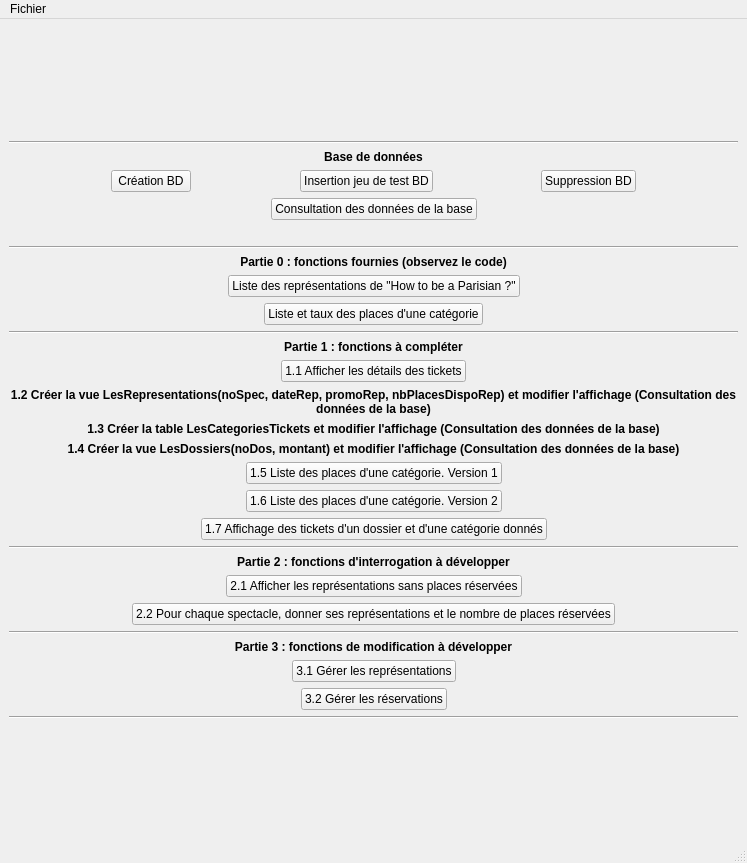
Above: gui/mainWindow.ui from charlie38/theatre_L3 before the change. Below: the same form after it.
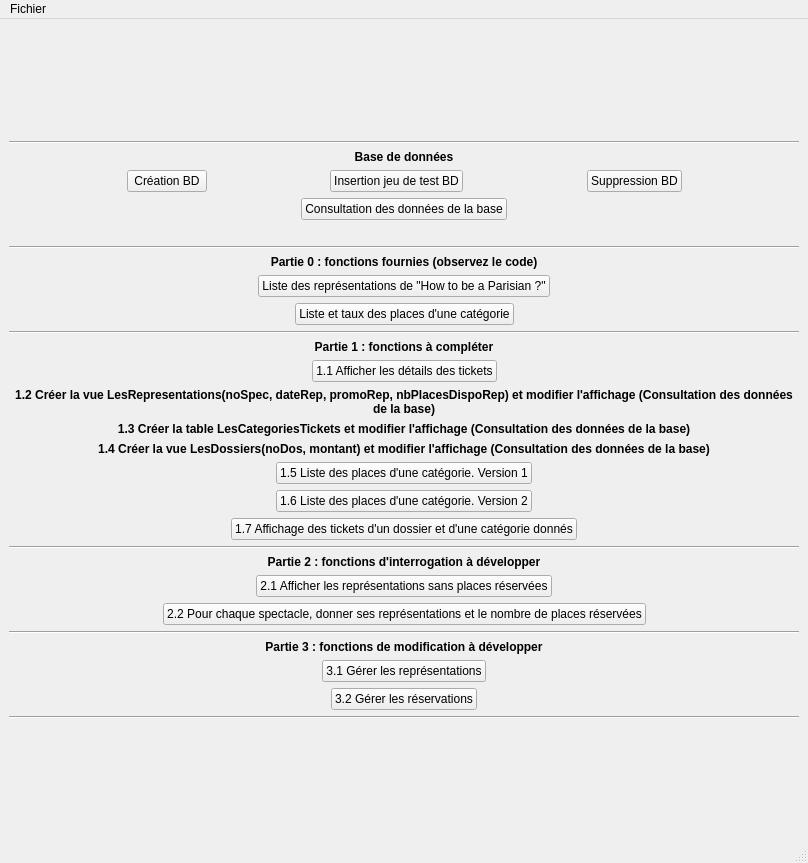
That is the form after the change.

What changed in the file:
```diff
--- a/gui/mainWindow.ui
+++ b/gui/mainWindow.ui
@@ -6,7 +6,7 @@
    <rect>
     <x>0</x>
     <y>0</y>
-    <width>747</width>
+    <width>808</width>
     <height>863</height>
    </rect>
   </property>
@@ -718,8 +718,8 @@
     <rect>
      <x>0</x>
      <y>0</y>
-     <width>747</width>
-     <height>27</height>
+     <width>808</width>
+     <height>22</height>
     </rect>
    </property>
    <widget class="QMenu" name="menuFiles">
```
Left out of the diff: 34 changed lines with no effect on the pictures.
